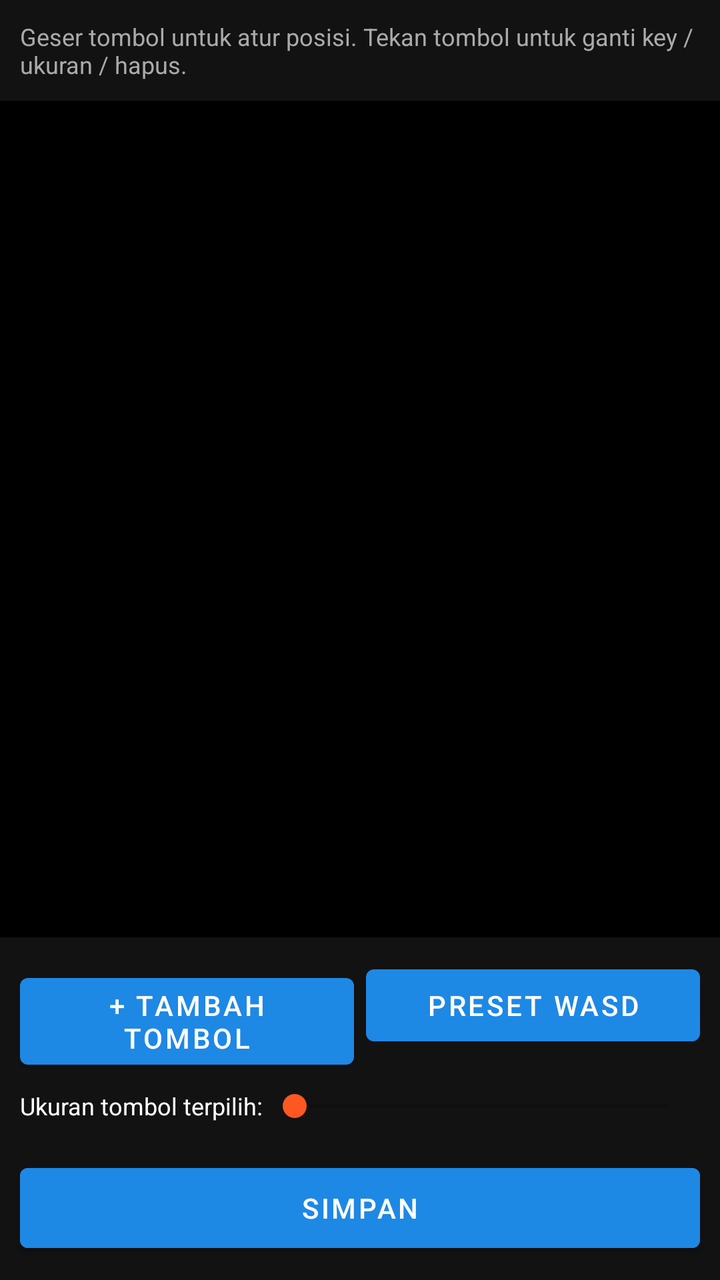
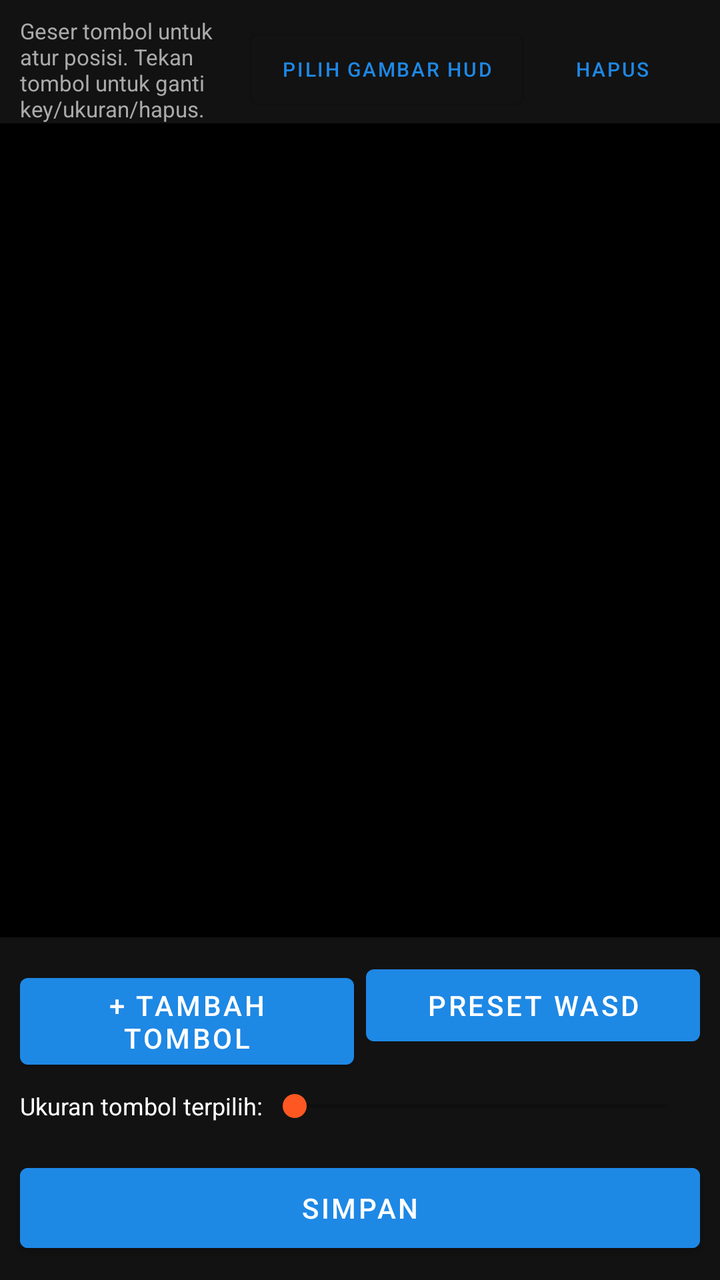

The first picture is an Android layout as it rendered before a commit; the second is the same layout after the commit. The layout source and the unified diff follow.
<!-- AndroidManifest.xml: application theme Theme.Mobibawah -->
<!-- res/layout/activity_mapping_editor.xml -->
<?xml version="1.0" encoding="utf-8"?>
<LinearLayout xmlns:android="http://schemas.android.com/apk/res/android"
    android:layout_width="match_parent"
    android:layout_height="match_parent"
    android:orientation="vertical"
    android:background="@color/bg">

    <TextView
        android:layout_width="match_parent"
        android:layout_height="wrap_content"
        android:padding="10dp"
        android:text="Geser tombol untuk atur posisi. Tekan tombol untuk ganti key / ukuran / hapus."
        android:textColor="#AAAAAA"
        android:textSize="12sp" />

    
    <FrameLayout
        android:id="@+id/previewArea"
        android:layout_width="match_parent"
        android:layout_height="0dp"
        android:layout_weight="1"
        android:background="#000000" />

    <LinearLayout
        android:layout_width="match_parent"
        android:layout_height="wrap_content"
        android:orientation="horizontal"
        android:padding="10dp">

        <Button
            android:id="@+id/btnTambahTombol"
            android:layout_width="0dp"
            android:layout_height="wrap_content"
            android:layout_weight="1"
            android:text="@string/tambah_tombol" />

        <Button
            android:id="@+id/btnPresetWasd"
            android:layout_width="0dp"
            android:layout_height="wrap_content"
            android:layout_weight="1"
            android:layout_marginStart="6dp"
            android:text="Preset WASD" />
    </LinearLayout>

    <LinearLayout
        android:layout_width="match_parent"
        android:layout_height="wrap_content"
        android:orientation="horizontal"
        android:paddingStart="10dp"
        android:paddingEnd="10dp"
        android:paddingBottom="6dp"
        android:gravity="center_vertical">

        <TextView
            android:layout_width="wrap_content"
            android:layout_height="wrap_content"
            android:text="Ukuran tombol terpilih:"
            android:textColor="@color/text_light"
            android:textSize="12sp" />

        <SeekBar
            android:id="@+id/seekUkuran"
            android:layout_width="0dp"
            android:layout_height="wrap_content"
            android:layout_weight="1"
            android:max="100" />
    </LinearLayout>

    <Button
        android:id="@+id/btnSimpanMapping"
        android:layout_width="match_parent"
        android:layout_height="52dp"
        android:layout_margin="10dp"
        android:backgroundTint="@color/primary"
        android:textColor="@color/text_light"
        android:text="@string/simpan" />

</LinearLayout>
<!-- resources referenced by this layout -->
<resources>
  <color name="bg">#121212</color>
  <color name="primary">#1E88E5</color>
  <color name="text_light">#FFFFFF</color>
  <string name="simpan">Simpan</string>
  <string name="tambah_tombol">+ Tambah Tombol</string>
  <style name="Theme.Mobibawah" parent="Theme.MaterialComponents.DayNight.NoActionBar">
          <item name="colorPrimary">@color/primary</item>
          <item name="colorPrimaryDark">@color/primary_dark</item>
          <item name="colorAccent">@color/accent</item>
          <item name="android:windowBackground">@color/bg</item>
      </style>
  <color name="primary_dark">#1565C0</color>
  <color name="accent">#FF5722</color>
</resources>

<!-- the commit's change to res/layout/activity_mapping_editor.xml (unified diff, before → after) -->
@@ -5,13 +5,39 @@
     android:orientation="vertical"
     android:background="@color/bg">
 
-    <TextView
+    <LinearLayout
         android:layout_width="match_parent"
         android:layout_height="wrap_content"
-        android:padding="10dp"
-        android:text="Geser tombol untuk atur posisi. Tekan tombol untuk ganti key / ukuran / hapus."
-        android:textColor="#AAAAAA"
-        android:textSize="12sp" />
+        android:orientation="horizontal"
+        android:paddingStart="10dp"
+        android:paddingEnd="10dp"
+        android:paddingTop="8dp"
+        android:gravity="center_vertical">
+
+        <TextView
+            android:layout_width="0dp"
+            android:layout_height="wrap_content"
+            android:layout_weight="1"
+            android:text="Geser tombol untuk atur posisi. Tekan tombol untuk ganti key/ukuran/hapus."
+            android:textColor="#AAAAAA"
+            android:textSize="11sp" />
+
+        <Button
+            android:id="@+id/btnPilihHud"
+            style="@style/Widget.MaterialComponents.Button.OutlinedButton"
+            android:layout_width="wrap_content"
+            android:layout_height="wrap_content"
+            android:textSize="10sp"
+            android:text="Pilih Gambar HUD" />
+
+        <Button
+            android:id="@+id/btnHapusHud"
+            style="@style/Widget.MaterialComponents.Button.TextButton"
+            android:layout_width="wrap_content"
+            android:layout_height="wrap_content"
+            android:textSize="10sp"
+            android:text="Hapus" />
+    </LinearLayout>
 
     
     <FrameLayout
@@ -19,7 +45,15 @@
         android:layout_width="match_parent"
         android:layout_height="0dp"
         android:layout_weight="1"
-        android:background="#000000" />
+        android:background="#000000">
+
+        <ImageView
+            android:id="@+id/imgHud"
+            android:layout_width="match_parent"
+            android:layout_height="match_parent"
+            android:scaleType="fitCenter"
+            android:contentDescription="Gambar HUD acuan mapping" />
+    </FrameLayout>
 
     <LinearLayout
         android:layout_width="match_parent"
